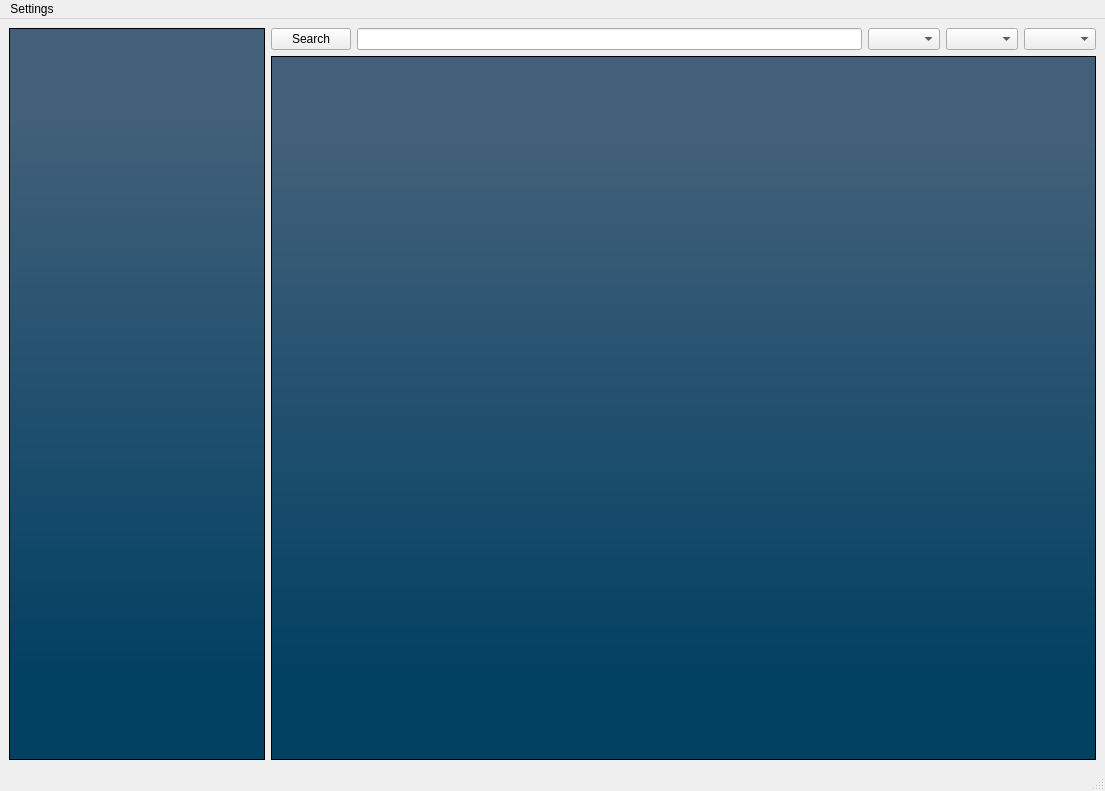
code-google-com/mayatools, file Maya_Tools/Developer/Main/UI/libraryTexturesUI.ui: the form before one commit.
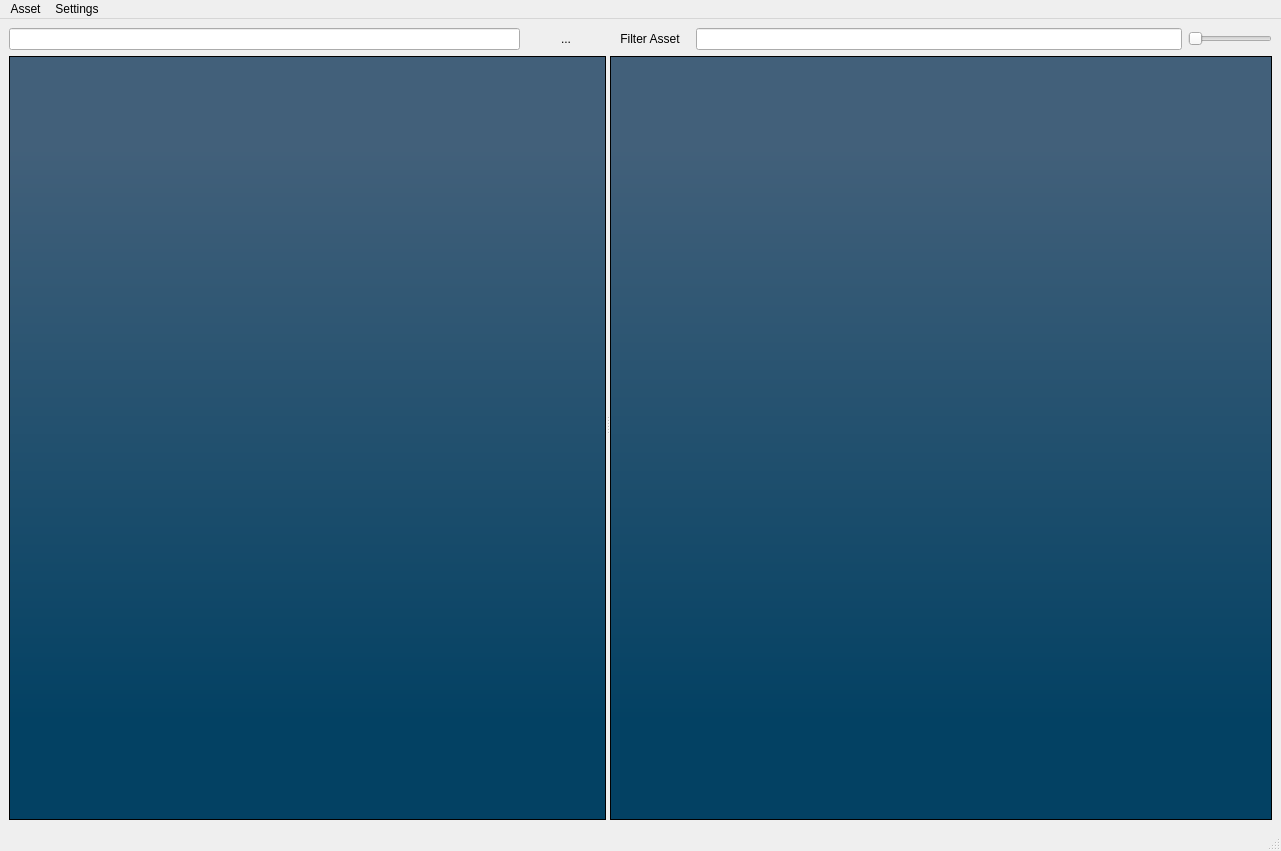
The form after the commit. Icons and pictures are not drawn.

```diff
--- a/Maya_Tools/Developer/Main/UI/libraryTexturesUI.ui
+++ b/Maya_Tools/Developer/Main/UI/libraryTexturesUI.ui
@@ -6,24 +6,65 @@
    <rect>
     <x>0</x>
     <y>0</y>
-    <width>1105</width>
-    <height>791</height>
+    <width>1281</width>
+    <height>851</height>
    </rect>
   </property>
   <property name="windowTitle">
    <string>MainWindow</string>
   </property>
   <widget class="QWidget" name="centralwidget">
-   <layout class="QHBoxLayout" name="horizontalLayout_5">
+   <layout class="QHBoxLayout" name="horizontalLayout_3">
     <item>
-     <layout class="QHBoxLayout" name="horizontalLayout_4">
+     <widget class="QSplitter" name="splitter">
+      <property name="orientation">
+       <enum>Qt::Horizontal</enum>
+      </property>
+      <widget class="QWidget" name="">
+       <layout class="QVBoxLayout" name="verticalLayout">
+        <item>
+         <layout class="QHBoxLayout" name="horizontalLayout_2">
+          <item>
+           <widget class="QLineEdit" name="ldtFilter_2">
+            <property name="sizePolicy">
+             <sizepolicy hsizetype="Expanding" vsizetype="Fixed">
+              <horstretch>0</horstretch>
+              <verstretch>0</verstretch>
+             </sizepolicy>
+            </property>
+           </widget>
+          </item>
+          <item>
+           <widget class="QPushButton" name="pushButton">
+            <property name="sizePolicy">
+             <sizepolicy hsizetype="Fixed" vsizetype="Fixed">
+              <horstretch>0</horstretch>
+              <verstretch>0</verstretch>
+             </sizepolicy>
+            </property>
+            <property name="text">
+             <string>...</string>
+            </property>
+            <property name="iconSize">
+             <size>
+              <width>0</width>
+              <height>0</height>
+             </size>
+            </property>
+            <property name="flat">
+             <bool>true</bool>
+            </property>
+           </widget>
+          </item>
+         </layout>
+        </item>
       <item>
        <widget class="QTreeView" name="treeViewPath">
         <property name="enabled">
          <bool>true</bool>
         </property>
         <property name="sizePolicy">
-         <sizepolicy hsizetype="Fixed" vsizetype="Preferred">
+           <sizepolicy hsizetype="Preferred" vsizetype="Expanding">
           <horstretch>0</horstretch>
           <verstretch>0</verstretch>
          </sizepolicy>
@@ -607,68 +648,56 @@
         </attribute>
        </widget>
       </item>
-      <item>
+       </layout>
+      </widget>
+      <widget class="QWidget" name="">
        <layout class="QVBoxLayout" name="verticalLayout_2">
         <item>
-         <layout class="QHBoxLayout" name="horizontalLayout_3">
-          <item>
-           <layout class="QHBoxLayout" name="horizontalLayout_2">
+         <layout class="QHBoxLayout" name="horizontalLayout">
             <item>
              <widget class="QPushButton" name="btnSearch">
               <property name="sizePolicy">
+             <sizepolicy hsizetype="Fixed" vsizetype="Fixed">
+              <horstretch>0</horstretch>
+              <verstretch>0</verstretch>
+             </sizepolicy>
+            </property>
+            <property name="mouseTracking">
+             <bool>false</bool>
+            </property>
+            <property name="text">
+             <string>Filter Asset</string>
+            </property>
+            <property name="flat">
+             <bool>true</bool>
+            </property>
+           </widget>
+          </item>
+          <item>
+           <widget class="QLineEdit" name="ldtFilter">
+            <property name="sizePolicy">
+             <sizepolicy hsizetype="Preferred" vsizetype="Fixed">
+              <horstretch>0</horstretch>
+              <verstretch>0</verstretch>
+             </sizepolicy>
+            </property>
+           </widget>
+          </item>
+          <item>
+           <widget class="QSlider" name="horizontalSlider">
+            <property name="sizePolicy">
                <sizepolicy hsizetype="Maximum" vsizetype="Fixed">
                 <horstretch>0</horstretch>
                 <verstretch>0</verstretch>
                </sizepolicy>
               </property>
-              <property name="text">
-               <string>Search</string>
+            <property name="orientation">
+             <enum>Qt::Horizontal</enum>
               </property>
              </widget>
             </item>
-            <item>
-             <widget class="QLineEdit" name="ldtFilter"/>
-            </item>
-           </layout>
-          </item>
-          <item>
-           <layout class="QHBoxLayout" name="horizontalLayout">
-            <item>
-             <widget class="QComboBox" name="cbbiconSize">
-              <property name="sizePolicy">
-               <sizepolicy hsizetype="Fixed" vsizetype="Fixed">
-                <horstretch>0</horstretch>
-                <verstretch>0</verstretch>
-               </sizepolicy>
-              </property>
-             </widget>
-            </item>
-            <item>
-             <widget class="QComboBox" name="cbbiconList">
-              <property name="sizePolicy">
-               <sizepolicy hsizetype="Fixed" vsizetype="Fixed">
-                <horstretch>0</horstretch>
-                <verstretch>0</verstretch>
-               </sizepolicy>
-              </property>
-             </widget>
-            </item>
-            <item>
-             <widget class="QComboBox" name="cbbiconContentList">
-              <property name="sizePolicy">
-               <sizepolicy hsizetype="Fixed" vsizetype="Fixed">
-                <horstretch>0</horstretch>
-                <verstretch>0</verstretch>
-               </sizepolicy>
-              </property>
-             </widget>
-            </item>
-           </layout>
-          </item>
-         </layout>
-        </item>
-        <item>
-         <layout class="QVBoxLayout" name="verticalLayout">
+         </layout>
+        </item>
           <item>
            <widget class="QGraphicsView" name="graphicsView">
             <property name="styleSheet">
@@ -679,10 +708,8 @@
            </widget>
           </item>
          </layout>
-        </item>
-       </layout>
-      </item>
-     </layout>
+      </widget>
+     </widget>
     </item>
    </layout>
   </widget>
@@ -691,7 +718,7 @@
     <rect>
      <x>0</x>
      <y>0</y>
-     <width>1105</width>
+     <width>1281</width>
      <height>26</height>
     </rect>
    </property>
@@ -699,7 +726,25 @@
     <property name="title">
      <string>Settings</string>
     </property>
-   </widget>
+    <widget class="QMenu" name="menuConnect_To_Source_Control">
+     <property name="title">
+      <string>Connect To Source Control</string>
+     </property>
+     <addaction name="actionPerforce"/>
+     <addaction name="actionSVN"/>
+    </widget>
+    <addaction name="menuConnect_To_Source_Control"/>
+   </widget>
+   <widget class="QMenu" name="menuAsset">
+    <property name="title">
+     <string>Asset</string>
+    </property>
+    <addaction name="actionExport_Selected"/>
+    <addaction name="actionImport_Selected"/>
+    <addaction name="actionPreviweer"/>
+    <addaction name="actionValidate_Selected"/>
+   </widget>
+   <addaction name="menuAsset"/>
    <addaction name="menuSettings"/>
   </widget>
   <widget class="QStatusBar" name="statusbar"/>
```
Left out of the diff: 33 changed lines with no effect on the pictures. Lines whose indentation alone changed are shown as unchanged.
